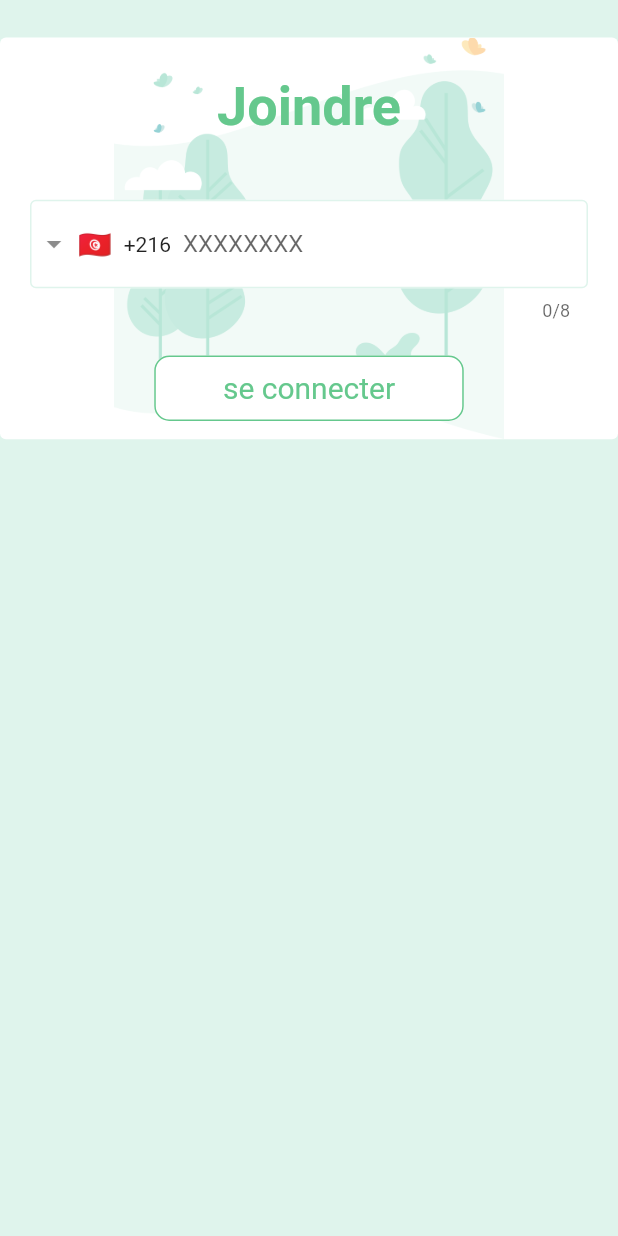
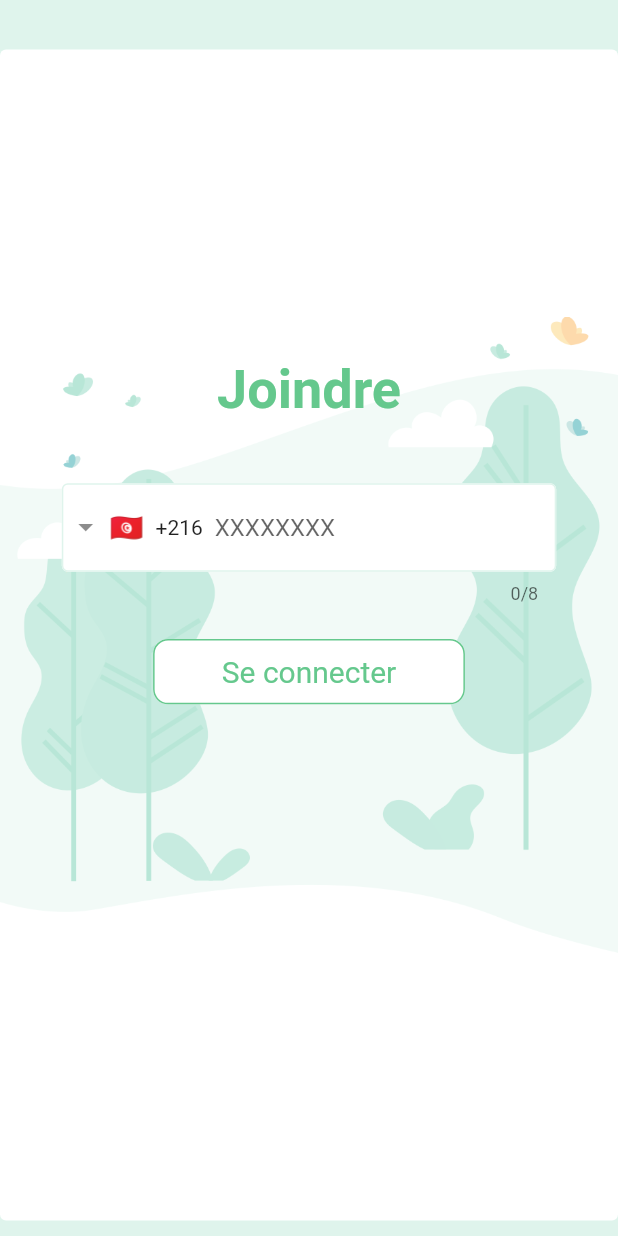
Before and after one commit to jimmy-khalifa/raskel-platform, a Flutter app: the MainPage screen opened directly, item 5 of the bottom bar chosen, after a tap on "Logout", on a phone screen of 412 x 824 dp. Run offline on Flutter 3.47's test engine with Material 2 defaults, Android fonts, the phone set to English and light mode, and no system bars; drawn by our look-alikes of intl_phone_field; our stand-ins replace animated_text_kit, badges, carousel_slider, flutter_feather_icons, form_field_validator, google_fonts and 5 more; missing offline and left inert: flutter_polyline_points; accounts and stored records are empty; Roboto replaces fonts that are missing (Tajawal); project files that could hold a hidden picture were left out.

Commit message:
remove some warnings

```diff
--- a/iraskel_mobile/lang/ar.json
+++ b/iraskel_mobile/lang/ar.json
@@ -27,6 +27,8 @@
     "home": " ",
     "notification":" ",
     "calendar": " ",
-    "menu":" "
+    "menu":" ",
+    "connectButton":" "
+
 
   }
--- a/iraskel_mobile/lang/fr.json
+++ b/iraskel_mobile/lang/fr.json
@@ -27,5 +27,7 @@
     "home": "Maison",
     "notification":"Notification",
     "calendar": "Calendrier",
-    "menu":"Menu"
+    "menu":"Menu",
+    "connectButton":"Se connecter"
+
   }
--- a/iraskel_mobile/lang/tn.json
+++ b/iraskel_mobile/lang/tn.json
@@ -27,6 +27,8 @@
     "home": " ",
     "notification":" ",
     "calendar": " ",
-    "menu":" "
+    "menu":" ",
+    "connectButton":" "
+
 
   }
--- a/iraskel_mobile/lib/components/pages/homepage.dart
+++ b/iraskel_mobile/lib/components/pages/homepage.dart
@@ -13,6 +13,7 @@ class HomePage extends StatefulWidget {
 //  final Map<String, dynamic> user;
   // final bool visible;
 
+  // ignore: use_key_in_widget_constructors
   const HomePage();
 
   @override
@@ -25,10 +26,10 @@ class _HomePageState extends State<HomePage> {
   int activestep = 0;
   int dotcount = 4;
   final screens = [
-    AccountForm(),
-    AdresseForm(),
-    NotificationPage(),
-    CalendarPage()
+    const AccountForm(),
+    const AdresseForm(),
+    const NotificationPage(),
+    const CalendarPage()
   ];
   onpressed() {
     if (activestep < dotcount - 1) {
@@ -95,9 +96,7 @@ class _HomePageState extends State<HomePage> {
               ),
             ]),
           )
-        : Container(
-            child: Text("error"),
-                  );});   }  );
+        : const Text("error");});   }  );
   }
 
   Row steps() {
--- a/iraskel_mobile/lib/components/pages/signin.dart
+++ b/iraskel_mobile/lib/components/pages/signin.dart
@@ -4,7 +4,6 @@ import 'package:iraskel_mobile/components/atoms/_customdecoration.dart';
 import 'package:iraskel_mobile/components/atoms/_graphqloutlinedbutton.dart';
 import 'package:iraskel_mobile/components/atoms/_phonefield.dart';
 import 'package:iraskel_mobile/components/atoms/_spacing.dart';
-import 'package:iraskel_mobile/components/pages/mainpage.dart';
 import 'package:iraskel_mobile/localizations/app_localizations.dart';
 import 'package:shared_preferences/shared_preferences.dart';
 
@@ -46,18 +45,14 @@ class SignIn extends StatefulWidget {
 class _SignInState extends State<SignIn> {
   final Future<SharedPreferences> _prefs = SharedPreferences.getInstance();
 
-
   late String phone = "";
   setPhoneNumber(value) {
     setState(() => {phone = value});
-
   }
 
-
-
-  oncompleted(data) async{
-
-    Navigator.push(context, MaterialPageRoute(builder: (context) => ConfirmPage()));
+  oncompleted(data) async {
+    Navigator.push(
+        context, MaterialPageRoute(builder: (context) => const ConfirmPage()));
   }
 
   late Future<String?> phoneNumber;
@@ -72,24 +67,31 @@ class _SignInState extends State<SignIn> {
 
   @override
   Widget build(BuildContext context) {
-    return Scaffold(body: FutureBuilder<String?>(
+    return Scaffold(
+        body: FutureBuilder<String?>(
             future: phoneNumber,
             builder: (BuildContext context, AsyncSnapshot<String?> snapshot) {
               return // snapshot.data != null
                   Card(
-        margin: const EdgeInsets.only(top: 25, bottom: 10),
+                margin: EdgeInsets.only(
+                    top: MediaQuery.of(context).size.height / 25,
+                    bottom: MediaQuery.of(context).size.height / 80),
                 elevation: 0,
                 child: Container(
+                  constraints: const BoxConstraints.expand(),
                   decoration: CustomDecoration(
                     'assets/getstarted/back_login.png',
                     BoxFit.contain,
                   ).baseBackgroundDecoration(),
                   child: Container(
-            margin:
-                const EdgeInsets.only(top: 25, left: 20, right: 20, bottom: 10),
+                    margin: EdgeInsets.only(
+                        top: MediaQuery.of(context).size.height / 4,
+                        left: MediaQuery.of(context).size.width / 10,
+                        right: MediaQuery.of(context).size.width / 10,
+                        bottom:  MediaQuery.of(context).size.height / 4),
                     child: SingleChildScrollView(
-              padding: EdgeInsets.zero,
-              reverse: true,
+                      //  padding: EdgeInsets.zero,
+                      //reverse: true,
                       child: Column(
                         //mainAxisAlignment: MainAxisAlignment.spaceAround,
                         // <-- alignments
@@ -97,7 +99,8 @@ class _SignInState extends State<SignIn> {
                         children: [
                           Container(
                             padding: EdgeInsets.only(
-                        bottom: MediaQuery.of(context).size.height / 20),
+                                bottom:
+                                    MediaQuery.of(context).size.height / 20),
                             child: BigTitle(
                               '${LocalizationHelper.of(context)!.t_join}',
                             ),
@@ -106,7 +109,7 @@ class _SignInState extends State<SignIn> {
                           const Spacing(40),
                           //  Button('Se connecter', onpressedSignIn)
                           GraphqlButton(
-                      'se connecter',
+                              '${LocalizationHelper.of(context)!.t_connect}',
                               false,
                               userPhone,
                               {
@@ -119,7 +122,6 @@ class _SignInState extends State<SignIn> {
                   ),
                 ),
               );
-      //: Text("vous devez signup");
             }));
   }
 }
--- a/iraskel_mobile/lib/components/pages/signup.dart
+++ b/iraskel_mobile/lib/components/pages/signup.dart
@@ -105,7 +105,7 @@ class _SignUpPageState extends State<SignUpPage> {
     Navigator.push(
       context,
       MaterialPageRoute(
-          builder: (context) => SignIn()));
+          builder: (context) => const SignIn()));
 
     }
   oncompleted(data) async {
@@ -127,7 +127,7 @@ class _SignUpPageState extends State<SignUpPage> {
     Navigator.push(
         context,
         MaterialPageRoute(
-            builder: (context) => ConfirmPage()));
+            builder: (context) => const ConfirmPage()));
   }
 
   @override
--- a/iraskel_mobile/lib/localizations/app_localizations.dart
+++ b/iraskel_mobile/lib/localizations/app_localizations.dart
@@ -112,6 +112,8 @@ class LocalizationHelper {
   String? get t_calendar => _translate("calendar");
   // ignore: non_constant_identifier_names
   String? get t_menu => _translate("menu");
+  // ignore: non_constant_identifier_names
+  String? get t_connect => _translate("connectButton");
 
 }
 
--- a/iraskel_mobile/lib/main.dart
+++ b/iraskel_mobile/lib/main.dart
@@ -10,7 +10,6 @@ import 'localizations/app_localizations.dart';
 
 void main() {
 
-  final SharedPreferences pref;
 
   final HttpLink httpLink = HttpLink("http://172.17.32.3:8000/graphql/");
  /* final AuthLink authLink = AuthLink(
@@ -109,7 +108,7 @@ class _MyAppState extends State<MyApp> {
         home: FutureBuilder<String?>(
             future: token,
             builder: (BuildContext context, AsyncSnapshot<String?> snapshot) {
-              return snapshot.data!=null ? MainPage() :  SelectLanguage();
+              return snapshot.data!=null ? const MainPage() :  const SelectLanguage();
              // snapshot.data != null ? MainPage() :
             }) //isAuthenticated as bool ?  MainPage({}) : const SelectLanguage());
         );
```
Also changed, not shown: iraskel_mobile/lib/components/atoms/_dotstepper.dart (+4 -3 lines), iraskel_mobile/lib/components/molecules/_bottomnavigationbar.dart (+8 -0 lines), iraskel_mobile/lib/components/pages/confirmpage.dart (+36 -24 lines). Lines whose indentation alone changed are shown as unchanged.
